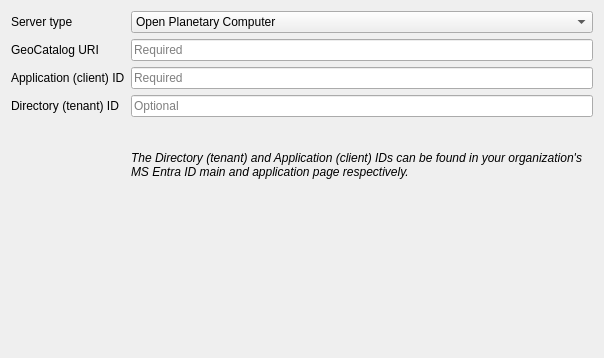
The window that src/auth/planetary_computer/gui/qgsauthplanetarycomputeredit.ui (carsmie/QGIS) describes before a commit, drawn with Qt 5.
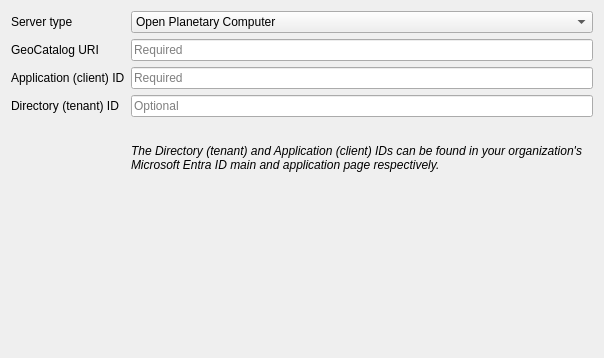
The same window after the commit.

Commit message: auth method review fixes

What changed in the file:
```diff
--- a/src/auth/planetary_computer/gui/qgsauthplanetarycomputeredit.ui
+++ b/src/auth/planetary_computer/gui/qgsauthplanetarycomputeredit.ui
@@ -105,7 +105,7 @@
       </sizepolicy>
      </property>
      <property name="text">
-      <string>&lt;html&gt;&lt;head/&gt;&lt;body&gt;&lt;p&gt;&lt;span style=&quot; font-style:italic;&quot;&gt;The Directory (tenant) and Application (client) IDs can be found in your organization's MS Entra ID main and application page respectively.&lt;/span&gt;&lt;/p&gt;&lt;/body&gt;&lt;/html&gt;</string>
+      <string>&lt;html&gt;&lt;head/&gt;&lt;body&gt;&lt;p&gt;&lt;span style=&quot; font-style:italic;&quot;&gt;The Directory (tenant) and Application (client) IDs can be found in your organization's Microsoft Entra ID main and application page respectively.&lt;/span&gt;&lt;/p&gt;&lt;/body&gt;&lt;/html&gt;</string>
      </property>
      <property name="wordWrap">
       <bool>true</bool>
```
The commit also changes 2 other files.
